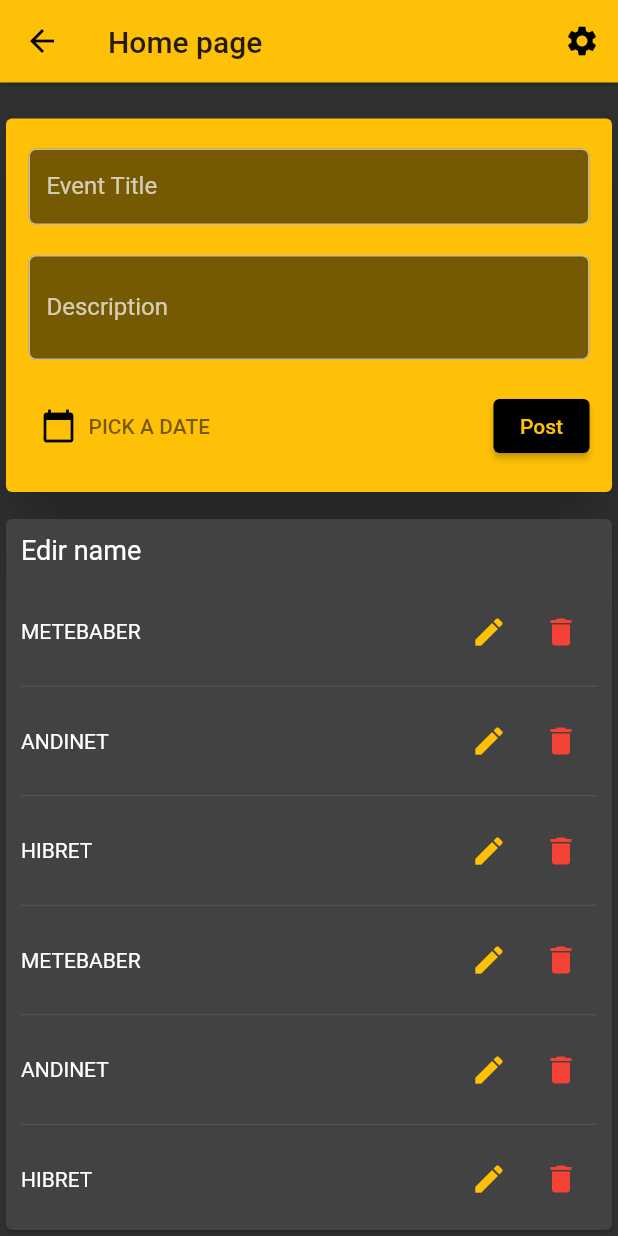
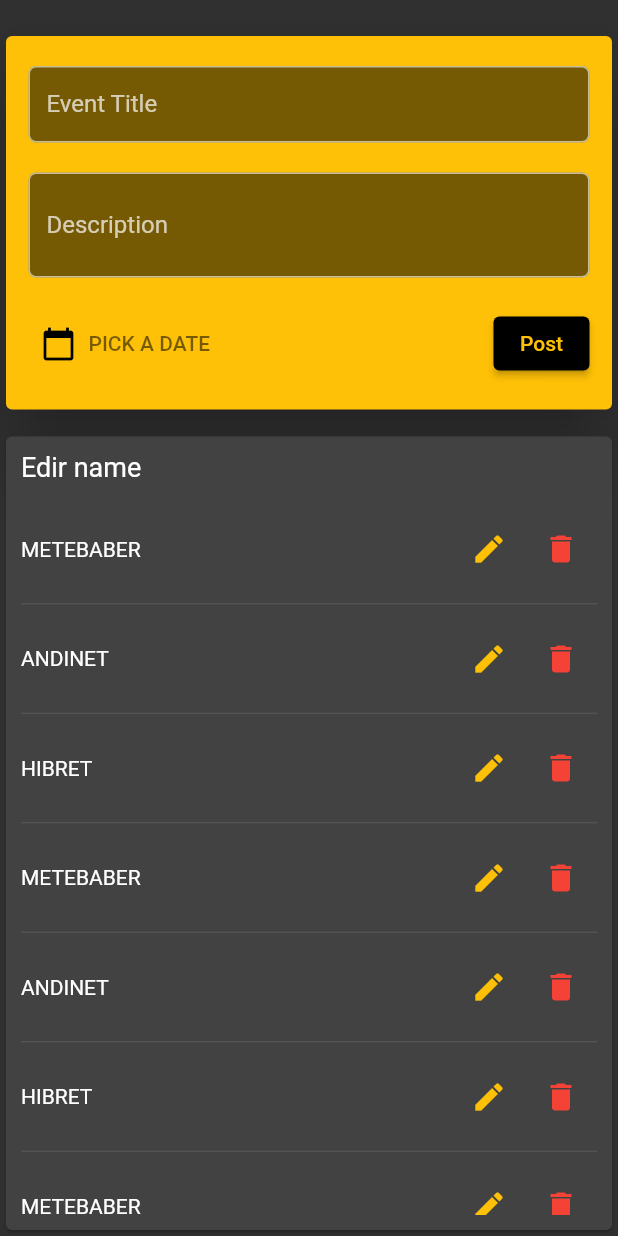
Before and after one commit to runtimeterror-aait/edir_frontend, a Flutter app: the AdminHomePage widget shown alone on an empty page, opened directly, on a phone screen of 412 x 824 dp. Run offline on Flutter 3.47's test engine with Material 2 defaults, Android fonts, the light colour scheme and no system bars; our stand-ins replace bloc, carousel_slider, flutter_svg.

Commit message:
removed appbar from admin home page

```diff
--- a/lib/admin/screens/admin_manage_edir/home/admin_home_page.dart
+++ b/lib/admin/screens/admin_manage_edir/home/admin_home_page.dart
@@ -3,7 +3,6 @@ import 'dart:convert';
 import 'package:edir/admin/screens/admin_manage_edir/admin_manage_edir_page.dart';
 import 'package:edir/admin/screens/admin_manage_edir/home/admin_manage_selected_edir.dart';
 import 'package:edir/admin/screens/admin_manage_edir/widgets/create_event_card.dart';
-import 'package:edir/core/appbar.dart';
 import 'package:edir/core/styles.dart';
 import 'package:flutter/material.dart';
 
@@ -24,12 +23,7 @@ class AdminHomePage extends StatelessWidget with Styles {
 
   @override
   Widget build(BuildContext context) {
-    return Scaffold(
-      appBar: AppBarSection(
-        title: "Home page",
-        actions: [IconButton(onPressed: () {}, icon: Icon(Icons.settings))],
-      ),
-      body: Column(
+    return Column(
       children: [
         SizedBox(height: 20),
         CreateEventCard(),
@@ -57,7 +51,6 @@ class AdminHomePage extends StatelessWidget with Styles {
           ),
         ),
       ],
-      ),
     );
   }
 }
```
Lines whose indentation alone changed are shown as unchanged.
